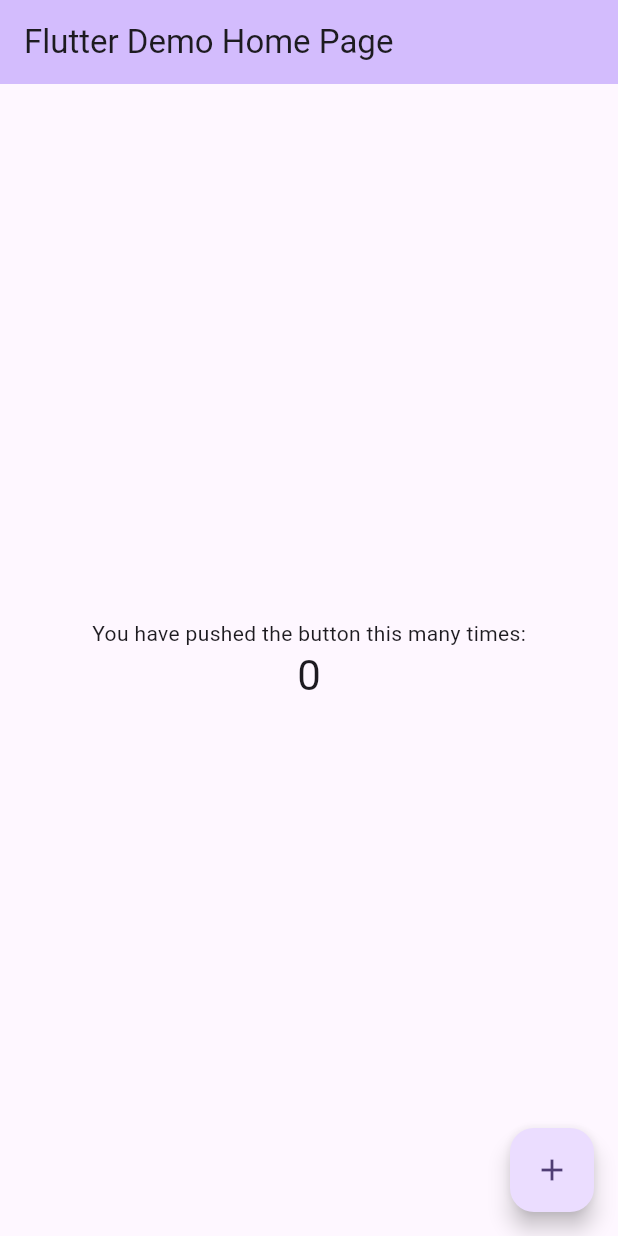
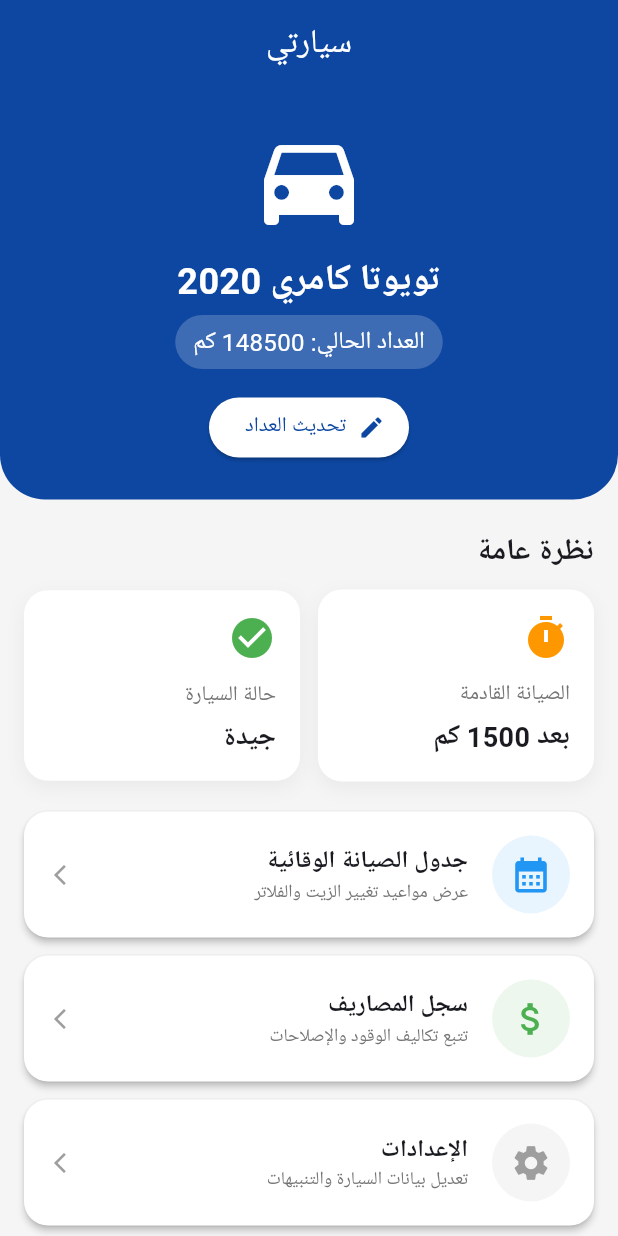
Before and after one commit to could-ai/019ae38a-6a9a-7df6-935b-9b120ffd0da8, a Flutter app: the screen it shows after launch, on a phone screen of 412 x 824 dp. Run offline on Flutter 3.47's test engine with Material 3 defaults, Android fonts, the phone set to English and light mode, and no system bars; Roboto replaces fonts that are missing (Segoe UI).

```diff
--- a/usr/lib/main.dart
+++ b/usr/lib/main.dart
@@ -1,4 +1,6 @@
 import 'package:flutter/material.dart';
+import 'package:flutter_localizations/flutter_localizations.dart';
+import 'screens/home_screen.dart';
 
 void main() {
   runApp(const MyApp());
@@ -7,117 +9,34 @@ void main() {
 class MyApp extends StatelessWidget {
   const MyApp({super.key});
 
-  // This widget is the root of your application.
   @override
   Widget build(BuildContext context) {
     return MaterialApp(
-      title: 'Flutter Demo',
+      title: 'جدول صيانة السيارات',
       debugShowCheckedModeBanner: false,
+      // إعدادات اللغة العربية
+      locale: const Locale('ar', 'SA'),
+      supportedLocales: const [
+        Locale('ar', 'SA'),
+        Locale('en', 'US'),
+      ],
+      localizationsDelegates: const [
+        GlobalMaterialLocalizations.delegate,
+        GlobalWidgetsLocalizations.delegate,
+        GlobalCupertinoLocalizations.delegate,
+      ],
       theme: ThemeData(
-        // This is the theme of your application.
-        //
-        // TRY THIS: Try running your application with "flutter run". You'll see
-        // the application has a purple toolbar. Then, without quitting the app,
-        // try changing the seedColor in the colorScheme below to Colors.green
-        // and then invoke "hot reload" (save your changes or press the "hot
-        // reload" button in a Flutter-supported IDE, or press "r" if you used
-        // the command line to start the app).
-        //
-        // Notice that the counter didn't reset back to zero; the application
-        // state is not lost during the reload. To reset the state, use hot
-        // restart instead.
-        //
-        // This works for code too, not just values: Most code changes can be
-        // tested with just a hot reload.
-        colorScheme: ColorScheme.fromSeed(seedColor: Colors.deepPurple),
+        colorScheme: ColorScheme.fromSeed(
+          seedColor: const Color(0xFF0D47A1), // أزرق غامق
+          primary: const Color(0xFF0D47A1),
+        ),
+        useMaterial3: true,
+        fontFamily: 'Segoe UI', // خط مناسب (سيستخدم الخط الافتراضي للنظام إذا لم يتوفر)
       ),
       initialRoute: '/',
       routes: {
-        '/': (context) => const MyHomePage(title: 'Flutter Demo Home Page'),
+        '/': (context) => const HomeScreen(),
       },
     );
   }
 }
-
-class MyHomePage extends StatefulWidget {
-  const MyHomePage({super.key, required this.title});
-
-  // This widget is the home page of your application. It is stateful, meaning
-  // that it has a State object (defined below) that contains fields that affect
-  // how it looks.
-
-  // This class is the configuration for the state. It holds the values (in this
-  // case the title) provided by the parent (in this case the App widget) and
-  // used by the build method of the State. Fields in a Widget subclass are
-  // always marked "final".
-
-  final String title;
-
-  @override
-  State<MyHomePage> createState() => _MyHomePageState();
-}
-
-class _MyHomePageState extends State<MyHomePage> {
-  int _counter = 0;
-
-  void _incrementCounter() {
-    setState(() {
-      // This call to setState tells the Flutter framework that something has
-      // changed in this State, which causes it to rerun the build method below
-      // so that the display can reflect the updated values. If we changed
-      // _counter without calling setState(), then the build method would not be
-      // called again, and so nothing would appear to happen.
-      _counter++;
-    });
-  }
-
-  @override
-  Widget build(BuildContext context) {
-    // This method is rerun every time setState is called, for instance as done
-    // by the _incrementCounter method above.
-    //
-    // The Flutter framework has been optimized to make rerunning build methods
-    // fast, so that you can just rebuild anything that needs updating rather
-    // than having to individually change instances of widgets.
-    return Scaffold(
-      appBar: AppBar(
-        // TRY THIS: Try changing the color here to a specific color (to
-        // Colors.amber, perhaps?) and trigger a hot reload to see the AppBar
-        // change color while the other colors stay the same.
-        backgroundColor: Theme.of(context).colorScheme.inversePrimary,
-        // Here we take the value from the MyHomePage object that was created by
-        // the App.build method, and use it to set our appbar title.
-        title: Text(widget.title),
-      ),
-      body: Center(
-        // Center is a layout widget. It takes a single child and positions it
-        // in the middle of the parent.
-        child: Column(
-          // Column is also a layout widget. It takes a list of children and
-          // arranges them vertically. By default, it sizes itself to fit its
-          // children horizontally, and tries to be as tall as its parent.
-          //
-          // Column has various properties to control how it sizes itself and
-          // how it positions its children. Here we use mainAxisAlignment to
-          // center the children vertically; the main axis here is the vertical
-          // axis because Columns are vertical (the cross axis would be
-          // horizontal).
-          //
-          // TRY THIS: Invoke "debug painting" (choose the "Toggle Debug Paint"
-          // action in the IDE, or press "p" in the console), to see the
-          // wireframe for each widget.
-          mainAxisAlignment: MainAxisAlignment.center,
-          children: <Widget>[
-            const Text('You have pushed the button this many times:'),
-            Text('$_counter', style: Theme.of(context).textTheme.headlineMedium),
-          ],
-        ),
-      ),
-      floatingActionButton: FloatingActionButton(
-        onPressed: _incrementCounter,
-        tooltip: 'Increment',
-        child: const Icon(Icons.add),
-      ), // This trailing comma makes auto-formatting nicer for build methods.
-    );
-  }
-}
--- /dev/null
+++ b/usr/lib/models/data_models.dart
@@ -0,0 +1,56 @@
+class Car {
+  final String id;
+  final String make; // الشركة المصنعة (تويوتا، فورد...)
+  final String model; // الموديل (كامري، موستانج...)
+  final int year; // سنة الصنع
+  int currentMileage; // العداد الحالي بالكيلومتر
+
+  Car({
+    required this.id,
+    required this.make,
+    required this.model,
+    required this.year,
+    required this.currentMileage,
+  });
+}
+
+class MaintenanceTask {
+  final String id;
+  final String title; // اسم الصيانة (تغيير زيت، فلاتر...)
+  final int intervalKm; // يتكرر كل كم كيلومتر
+  int lastServicedKm; // آخر مرة تم عمل الصيانة عند الكيلومتر
+  DateTime? lastServicedDate; // تاريخ آخر صيانة
+
+  MaintenanceTask({
+    required this.id,
+    required this.title,
+    required this.intervalKm,
+    required this.lastServicedKm,
+    this.lastServicedDate,
+  });
+
+  // حساب متى موعد الصيانة القادم
+  int get nextServiceKm => lastServicedKm + intervalKm;
+
+  // حساب النسبة المئوية للاستهلاك
+  double getUsagePercentage(int currentCarMileage) {
+    if (currentCarMileage < lastServicedKm) return 0.0;
+    int driven = currentCarMileage - lastServicedKm;
+    double percent = driven / intervalKm;
+    return percent > 1.0 ? 1.0 : percent;
+  }
+
+  // حالة الصيانة
+  MaintenanceStatus getStatus(int currentCarMileage) {
+    int remaining = nextServiceKm - currentCarMileage;
+    if (remaining < 0) return MaintenanceStatus.overdue;
+    if (remaining < 1000) return MaintenanceStatus.dueSoon;
+    return MaintenanceStatus.good;
+  }
+}
+
+enum MaintenanceStatus {
+  good,     // حالة جيدة
+  dueSoon,  // اقترب الموعد
+  overdue   // تجاوز الموعد
+}
--- /dev/null
+++ b/usr/lib/screens/home_screen.dart
@@ -0,0 +1,274 @@
+import 'package:flutter/material.dart';
+import '../models/data_models.dart';
+import 'maintenance_screen.dart';
+
+class HomeScreen extends StatefulWidget {
+  const HomeScreen({super.key});
+
+  @override
+  State<HomeScreen> createState() => _HomeScreenState();
+}
+
+class _HomeScreenState extends State<HomeScreen> {
+  // سيارة افتراضية للتجربة
+  Car myCar = Car(
+    id: '1',
+    make: 'تويوتا',
+    model: 'كامري',
+    year: 2020,
+    currentMileage: 148500,
+  );
+
+  @override
+  Widget build(BuildContext context) {
+    return Scaffold(
+      backgroundColor: Colors.grey[100],
+      appBar: AppBar(
+        title: const Text('سيارتي'),
+        centerTitle: true,
+        backgroundColor: Colors.blue[900],
+        foregroundColor: Colors.white,
+        elevation: 0,
+      ),
+      body: SingleChildScrollView(
+        child: Column(
+          children: [
+            _buildCarHeader(),
+            const SizedBox(height: 20),
+            Padding(
+              padding: const EdgeInsets.symmetric(horizontal: 16.0),
+              child: Column(
+                crossAxisAlignment: CrossAxisAlignment.start,
+                children: [
+                  const Text(
+                    'نظرة عامة',
+                    style: TextStyle(fontSize: 20, fontWeight: FontWeight.bold),
+                  ),
+                  const SizedBox(height: 10),
+                  _buildDashboardGrid(),
+                  const SizedBox(height: 20),
+                  _buildActionButtons(context),
+                ],
+              ),
+            ),
+          ],
+        ),
+      ),
+    );
+  }
+
+  Widget _buildCarHeader() {
+    return Container(
+      width: double.infinity,
+      padding: const EdgeInsets.all(24),
+      decoration: BoxDecoration(
+        color: Colors.blue[900],
+        borderRadius: const BorderRadius.only(
+          bottomLeft: Radius.circular(30),
+          bottomRight: Radius.circular(30),
+        ),
+      ),
+      child: Column(
+        children: [
+          const Icon(Icons.directions_car, size: 80, color: Colors.white),
+          const SizedBox(height: 10),
+          Text(
+            '${myCar.make} ${myCar.model} ${myCar.year}',
+            style: const TextStyle(
+              fontSize: 24,
+              fontWeight: FontWeight.bold,
+              color: Colors.white,
+            ),
+          ),
+          const SizedBox(height: 5),
+          Container(
+            padding: const EdgeInsets.symmetric(horizontal: 12, vertical: 6),
+            decoration: BoxDecoration(
+              color: Colors.white.withOpacity(0.2),
+              borderRadius: BorderRadius.circular(20),
+            ),
+            child: Text(
+              'العداد الحالي: ${myCar.currentMileage} كم',
+              style: const TextStyle(color: Colors.white, fontSize: 16),
+            ),
+          ),
+          const SizedBox(height: 15),
+          ElevatedButton.icon(
+            onPressed: _updateMileageDialog,
+            icon: const Icon(Icons.edit, size: 18),
+            label: const Text('تحديث العداد'),
+            style: ElevatedButton.styleFrom(
+              backgroundColor: Colors.white,
+              foregroundColor: Colors.blue[900],
+              shape: RoundedRectangleBorder(borderRadius: BorderRadius.circular(20)),
+            ),
+          )
+        ],
+      ),
+    );
+  }
+
+  Widget _buildDashboardGrid() {
+    return Row(
+      children: [
+        Expanded(
+          child: _buildInfoCard(
+            icon: Icons.timer,
+            title: 'الصيانة القادمة',
+            value: 'بعد 1500 كم',
+            color: Colors.orange,
+          ),
+        ),
+        const SizedBox(width: 12),
+        Expanded(
+          child: _buildInfoCard(
+            icon: Icons.check_circle,
+            title: 'حالة السيارة',
+            value: 'جيدة',
+            color: Colors.green,
+          ),
+        ),
+      ],
+    );
+  }
+
+  Widget _buildInfoCard({required IconData icon, required String title, required String value, required Color color}) {
+    return Container(
+      padding: const EdgeInsets.all(16),
+      decoration: BoxDecoration(
+        color: Colors.white,
+        borderRadius: BorderRadius.circular(16),
+        boxShadow: [
+          BoxShadow(color: Colors.black.withOpacity(0.05), blurRadius: 10, offset: const Offset(0, 4)),
+        ],
+      ),
+      child: Column(
+        crossAxisAlignment: CrossAxisAlignment.start,
+        children: [
+          Icon(icon, color: color, size: 32),
+          const SizedBox(height: 12),
+          Text(title, style: TextStyle(color: Colors.grey[600], fontSize: 14)),
+          const SizedBox(height: 4),
+          Text(value, style: const TextStyle(fontWeight: FontWeight.bold, fontSize: 18)),
+        ],
+      ),
+    );
+  }
+
+  Widget _buildActionButtons(BuildContext context) {
+    return Column(
+      children: [
+        _buildMenuButton(
+          context,
+          title: 'جدول الصيانة الوقائية',
+          subtitle: 'عرض مواعيد تغيير الزيت والفلاتر',
+          icon: Icons.calendar_month,
+          color: Colors.blue,
+          onTap: () {
+            Navigator.push(
+              context,
+              MaterialPageRoute(builder: (context) => MaintenanceScreen(car: myCar)),
+            ).then((_) => setState((){})); // Refresh on back
+          },
+        ),
+        const SizedBox(height: 12),
+        _buildMenuButton(
+          context,
+          title: 'سجل المصاريف',
+          subtitle: 'تتبع تكاليف الوقود والإصلاحات',
+          icon: Icons.attach_money,
+          color: Colors.green,
+          onTap: () {
+            ScaffoldMessenger.of(context).showSnackBar(
+              const SnackBar(content: Text('قريباً: ميزة تتبع المصاريف')),
+            );
+          },
+        ),
+        const SizedBox(height: 12),
+        _buildMenuButton(
+          context,
+          title: 'الإعدادات',
+          subtitle: 'تعديل بيانات السيارة والتنبيهات',
+          icon: Icons.settings,
+          color: Colors.grey,
+          onTap: () {},
+        ),
+      ],
+    );
+  }
+
+  Widget _buildMenuButton(BuildContext context, {
+    required String title,
+    required String subtitle,
+    required IconData icon,
+    required Color color,
+    required VoidCallback onTap,
+  }) {
+    return Material(
+      color: Colors.white,
+      borderRadius: BorderRadius.circular(16),
+      elevation: 2,
+      child: InkWell(
+        onTap: onTap,
+        borderRadius: BorderRadius.circular(16),
+        child: Padding(
+          padding: const EdgeInsets.all(16.0),
+          child: Row(
+            children: [
+              Container(
+                padding: const EdgeInsets.all(12),
+                decoration: BoxDecoration(
+                  color: color.withOpacity(0.1),
+                  shape: BoxShape.circle,
+                ),
+                child: Icon(icon, color: color, size: 28),
+              ),
+              const SizedBox(width: 16),
+              Expanded(
+                child: Column(
+                  crossAxisAlignment: CrossAxisAlignment.start,
+                  children: [
+                    Text(title, style: const TextStyle(fontSize: 16, fontWeight: FontWeight.bold)),
+                    Text(subtitle, style: TextStyle(fontSize: 12, color: Colors.grey[600])),
+                  ],
+                ),
+              ),
+              const Icon(Icons.arrow_forward_ios, size: 16, color: Colors.grey),
+            ],
+          ),
+        ),
+      ),
+    );
+  }
+
+  void _updateMileageDialog() {
+    final controller = TextEditingController(text: myCar.currentMileage.toString());
+    showDialog(
+      context: context,
+      builder: (context) => AlertDialog(
+        title: const Text('تحديث عداد الكيلومترات'),
+        content: TextField(
+          controller: controller,
+          keyboardType: TextInputType.number,
+          decoration: const InputDecoration(
+            labelText: 'العداد الحالي',
+            suffixText: 'كم',
+            border: OutlineInputBorder(),
+          ),
+        ),
+        actions: [
+          TextButton(onPressed: () => Navigator.pop(context), child: const Text('إلغاء')),
+          ElevatedButton(
+            onPressed: () {
+              setState(() {
+                myCar.currentMileage = int.tryParse(controller.text) ?? myCar.currentMileage;
+              });
+              Navigator.pop(context);
+            },
+            child: const Text('تحديث'),
+          ),
+        ],
+      ),
+    );
+  }
+}
```
Also changed, not shown: usr/lib/screens/maintenance_screen.dart (added, +185 -0 lines), usr/pubspec.yaml (+4 -70 lines).
